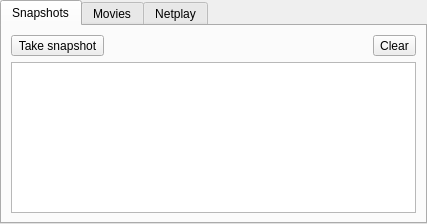
Before: the Qt Designer form embedderopt.ui in qmc2/qmc2-mame-fe, drawn with Qt 5.
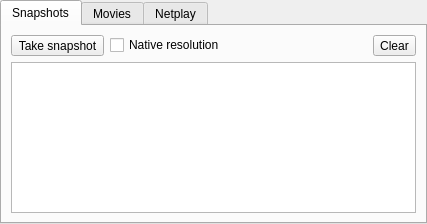
After: the same form once the commit is applied. Icons and pictures are not drawn.

Commit message: imp: embedder snapshot tool: by default, take snapshots in the native resolution

Diff of the .ui file:
```diff
--- a/embedderopt.ui
+++ b/embedderopt.ui
@@ -76,7 +76,7 @@
          </property>
         </widget>
        </item>
-       <item row="0" column="1" colspan="2">
+       <item row="0" column="2" colspan="2">
         <spacer name="horizontalSpacer">
          <property name="orientation">
           <enum>Qt::Horizontal</enum>
@@ -106,6 +106,16 @@
          </property>
         </widget>
        </item>
+       <item row="0" column="1">
+        <widget class="QCheckBox" name="checkBoxNativeSnapshotResolution">
+         <property name="toolTip">
+          <string>Scale snapshots to the native resolution</string>
+         </property>
+         <property name="text">
+          <string>Native resolution</string>
+         </property>
+        </widget>
+       </item>
       </layout>
      </widget>
      <widget class="QWidget" name="tabMovies">
```
Left out of the diff: 5 changed lines with no effect on the pictures. The commit also changes 11 other files.
